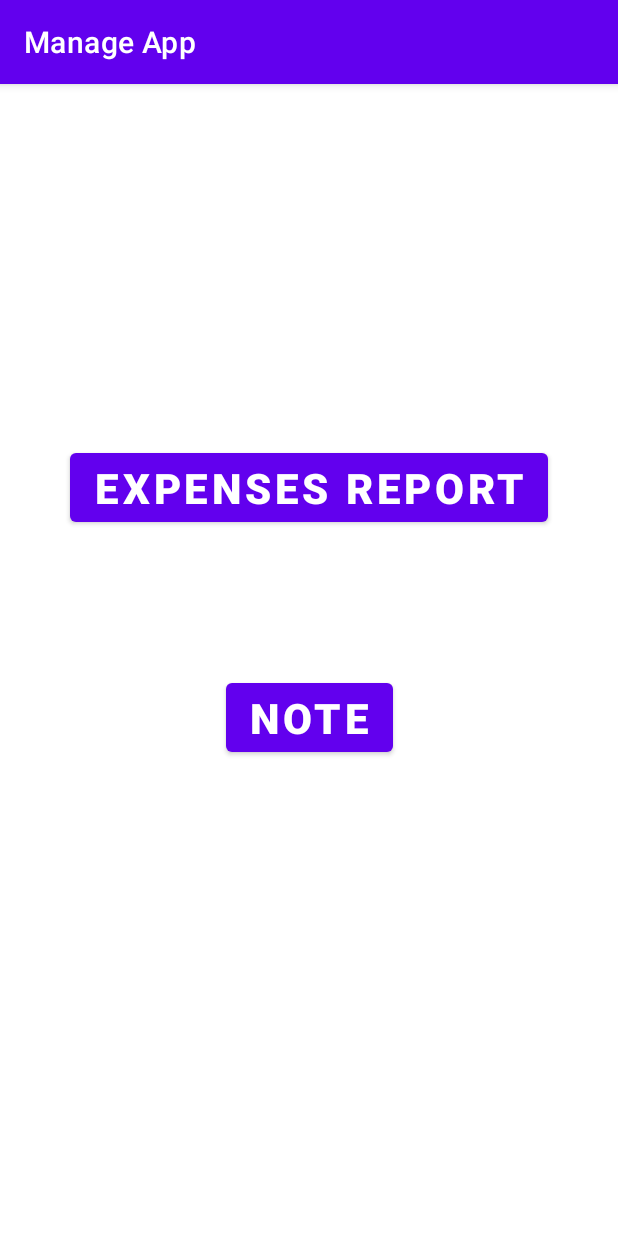
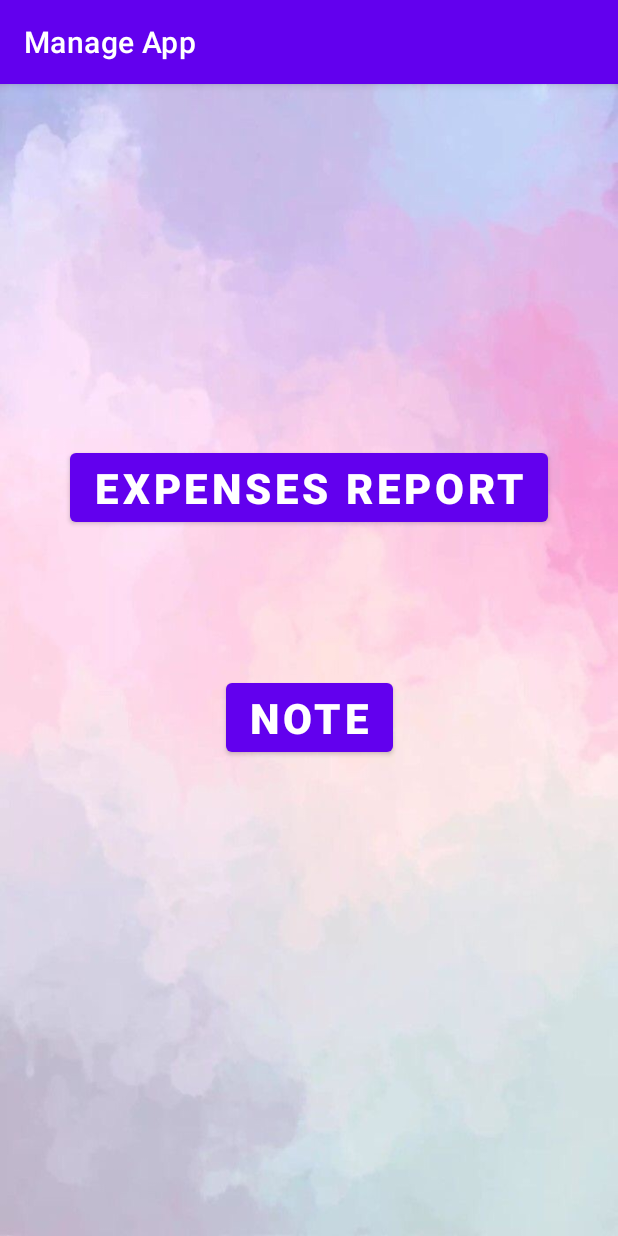
Before and after one commit to thienle0610/Manage-App, an Android app: the screen it shows after launch (MainActivity), on a phone screen of 412 x 824 dp. Run offline under Robolectric (Android 15) with nearby library versions, the phone set to English and light mode, and no system bars.

Commit message:
adding background

```diff
--- a/app/src/main/res/layout/activity_main.xml
+++ b/app/src/main/res/layout/activity_main.xml
@@ -4,6 +4,7 @@
     xmlns:tools="http://schemas.android.com/tools"
     android:layout_width="match_parent"
     android:layout_height="match_parent"
+    android:background="@drawable/background_phone"
     tools:context=".MainActivity">
 
     <Button
```
Also changed, not shown: app/src/main/res/drawable/background_phone.jpg (added).
